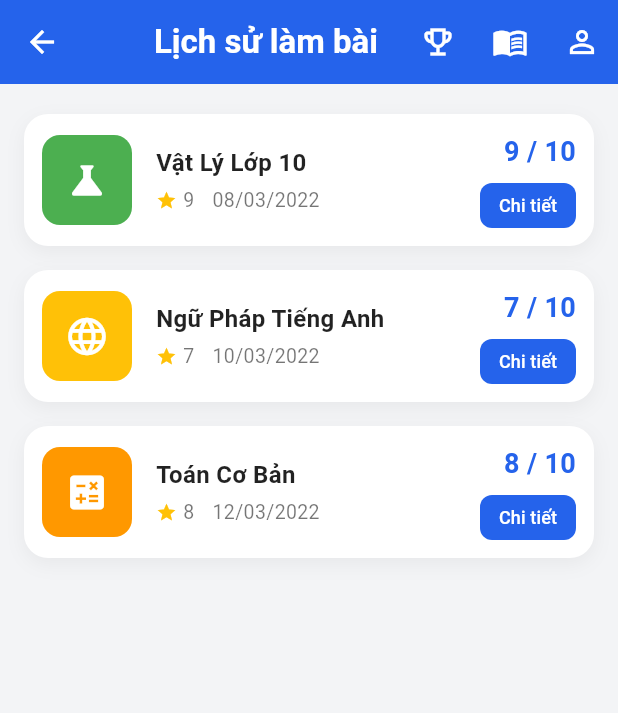
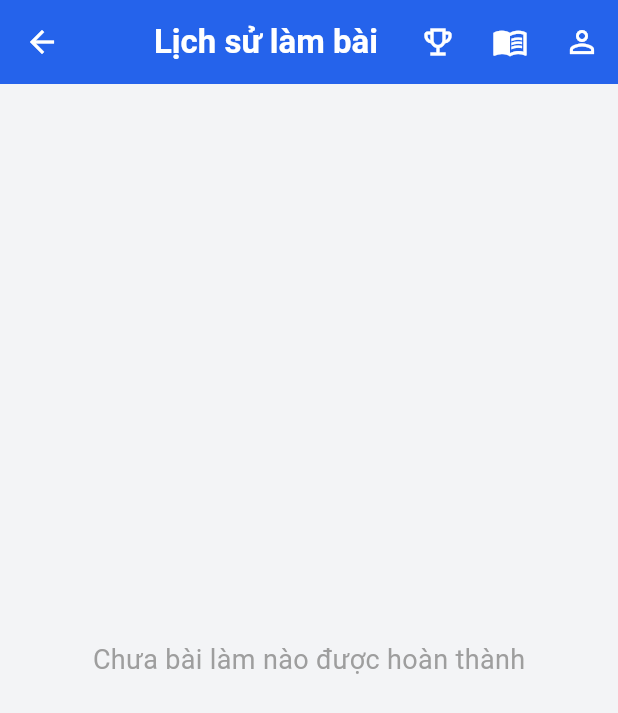
Before and after one commit to hungkinang/2026_3_LTTBDD_N02_Nhom_9, a Flutter app: the ProfileView screen opened directly, after a tap on "Lịch sử làm bài", on a phone screen of 412 x 824 dp. Shown: the top 713 px of the screen. Run offline on Flutter 3.47's test engine with Material 3 defaults, Android fonts, the phone set to English and light mode, and no system bars.

Commit message:
update history

```diff
--- a/lib/controllers/history_controller.dart
+++ b/lib/controllers/history_controller.dart
@@ -19,11 +19,11 @@ class HistoryController {
 
   double getAverageScore() {
     if (FakeDB.histories.isEmpty) return 0;
-    double sum = 0;
+    double total = 0;
     for (var h in FakeDB.histories) {
-      sum += h.score / h.total * 10;
+      total += (h.score / h.total) * 10;
     }
-    return sum / FakeDB.histories.length;
+    return total / FakeDB.histories.length;
   }
 
   int totalQuizDone() {
--- a/lib/data/fake_db.dart
+++ b/lib/data/fake_db.dart
@@ -7,37 +7,79 @@ class FakeDB {
   static List<UserModel> users = [
     UserModel(email: "admin@gmail.com", password: "123456"),
   ];
-  static List<HistoryModel> histories = [
-    HistoryModel(
-      title: "Toán Cơ Bản",
-      score: 8,
-      total: 10,
-      date: "12/03/2022",
+
+  static List<HistoryModel> histories = [];
+
+  static List<LeaderboardEntry> leaderboard = [
+    LeaderboardEntry(
+      rank: 1,
+      name: "Minh Nguyễn",
+      score: 2850,
+      quizCount: 45,
+      avatarColor: const Color(0xFF6C63FF),
     ),
-    HistoryModel(
-      title: "Ngữ Pháp Tiếng Anh",
-      score: 7,
-      total: 10,
-      date: "10/03/2022",
+    LeaderboardEntry(
+      rank: 2,
+      name: "Thảo Trần",
+      score: 2720,
+      quizCount: 42,
+      avatarColor: const Color(0xFFFF6B6B),
     ),
-    HistoryModel(
-      title: "Vật Lý Lớp 10",
-      score: 9,
-      total: 10,
-      date: "08/03/2022",
+    LeaderboardEntry(
+      rank: 3,
+      name: "Hùng Lê",
+      score: 2580,
+      quizCount: 38,
+      avatarColor: const Color(0xFF4ECDC4),
+    ),
+    LeaderboardEntry(
+      rank: 4,
+      name: "Linh Phạm",
+      score: 2430,
+      quizCount: 36,
+      avatarColor: const Color(0xFFFFE66D),
+    ),
+    LeaderboardEntry(
+      rank: 5,
+      name: "Đức Hoàng",
+      score: 2310,
+      quizCount: 34,
+      avatarColor: const Color(0xFFA8E6CF),
+    ),
+    LeaderboardEntry(
+      rank: 6,
+      name: "Hà Vũ",
+      score: 2150,
+      quizCount: 30,
+      avatarColor: const Color(0xFFFF8A5C),
+    ),
+    LeaderboardEntry(
+      rank: 7,
+      name: "Tuấn Đỗ",
+      score: 1980,
+      quizCount: 28,
+      avatarColor: const Color(0xFF88D8B0),
+    ),
+    LeaderboardEntry(
+      rank: 8,
+      name: "Mai Ngô",
+      score: 1850,
+      quizCount: 25,
+      avatarColor: const Color(0xFFCDB4DB),
+    ),
+    LeaderboardEntry(
+      rank: 9,
+      name: "Khoa Bùi",
+      score: 1720,
+      quizCount: 22,
+      avatarColor: const Color(0xFFFFC8DD),
+    ),
+    LeaderboardEntry(
+      rank: 10,
+      name: "Yến Lý",
+      score: 1590,
+      quizCount: 20,
+      avatarColor: const Color(0xFFBDE0FE),
     ),
   ];
-
-  static List<LeaderboardEntry> leaderboard = [
-    LeaderboardEntry(rank: 1, name: "Minh Nguyễn", score: 2850, quizCount: 45, avatarColor: const Color(0xFF6C63FF)),
-    LeaderboardEntry(rank: 2, name: "Thảo Trần", score: 2720, quizCount: 42, avatarColor: const Color(0xFFFF6B6B)),
-    LeaderboardEntry(rank: 3, name: "Hùng Lê", score: 2580, quizCount: 38, avatarColor: const Color(0xFF4ECDC4)),
-    LeaderboardEntry(rank: 4, name: "Linh Phạm", score: 2430, quizCount: 36, avatarColor: const Color(0xFFFFE66D)),
-    LeaderboardEntry(rank: 5, name: "Đức Hoàng", score: 2310, quizCount: 34, avatarColor: const Color(0xFFA8E6CF)),
-    LeaderboardEntry(rank: 6, name: "Hà Vũ", score: 2150, quizCount: 30, avatarColor: const Color(0xFFFF8A5C)),
-    LeaderboardEntry(rank: 7, name: "Tuấn Đỗ", score: 1980, quizCount: 28, avatarColor: const Color(0xFF88D8B0)),
-    LeaderboardEntry(rank: 8, name: "Mai Ngô", score: 1850, quizCount: 25, avatarColor: const Color(0xFFCDB4DB)),
-    LeaderboardEntry(rank: 9, name: "Khoa Bùi", score: 1720, quizCount: 22, avatarColor: const Color(0xFFFFC8DD)),
-    LeaderboardEntry(rank: 10, name: "Yến Lý", score: 1590, quizCount: 20, avatarColor: const Color(0xFFBDE0FE)),
-  ];
 }
--- a/lib/views/login_view.dart
+++ b/lib/views/login_view.dart
@@ -100,7 +100,9 @@ class _LoginViewState extends State<LoginView> {
                     } else {
                       ScaffoldMessenger.of(context).showSnackBar(
                         const SnackBar(
-                          content: Text("Sai tài khoản"),
+                          content: Text(
+                            "Sai tài khoản hoặc mật khẩu",
+                          ),
                         ),
                       );
                     }
--- a/lib/views/quiz_view.dart
+++ b/lib/views/quiz_view.dart
@@ -2,6 +2,7 @@ import 'dart:async';
 import 'package:flutter/material.dart';
 import '../models/quiz_model.dart';
 import '../models/question_model.dart';
+import '../controllers/history_controller.dart';
 import 'result_view.dart';
 
 class QuizView extends StatefulWidget {
@@ -23,7 +24,10 @@ class _QuizViewState extends State<QuizView> {
   @override
   void initState() {
     super.initState();
-    userAnswers = List.filled(widget.quiz.questions.length, null);
+    userAnswers = List.filled(
+      widget.quiz.questions.length,
+      null,
+    );
     startTimer();
   }
 
@@ -55,6 +59,14 @@ class _QuizViewState extends State<QuizView> {
   }
 
   void navigateToResult() {
+    final historyController = HistoryController();
+
+    historyController.addHistory(
+      widget.quiz.title,
+      score,
+      widget.quiz.questions.length,
+    );
+
     Navigator.pushReplacement(
       context,
       MaterialPageRoute(
@@ -70,8 +82,11 @@ class _QuizViewState extends State<QuizView> {
 
   @override
   Widget build(BuildContext context) {
-    Question currentQuestion = widget.quiz.questions[currentQuestionIndex];
-    double progress = (currentQuestionIndex + 1) / widget.quiz.questions.length;
+    Question currentQuestion =
+        widget.quiz.questions[currentQuestionIndex];
+    double progress =
+        (currentQuestionIndex + 1) /
+        widget.quiz.questions.length;
 
     return Scaffold(
       backgroundColor: Colors.grey.shade100,
@@ -79,7 +94,10 @@ class _QuizViewState extends State<QuizView> {
         backgroundColor: Colors.blue,
         elevation: 0,
         leading: IconButton(
-          icon: const Icon(Icons.arrow_back, color: Colors.white),
+          icon: const Icon(
+            Icons.arrow_back,
+            color: Colors.white,
+          ),
           onPressed: () => Navigator.pop(context),
         ),
         title: Text(
@@ -89,7 +107,10 @@ class _QuizViewState extends State<QuizView> {
         centerTitle: true,
         actions: [
           Container(
-            margin: const EdgeInsets.symmetric(vertical: 10, horizontal: 16),
+            margin: const EdgeInsets.symmetric(
+              vertical: 10,
+              horizontal: 16,
+            ),
             padding: const EdgeInsets.symmetric(horizontal: 12),
             decoration: BoxDecoration(
               color: Colors.white.withOpacity(0.2),
@@ -119,7 +140,12 @@ class _QuizViewState extends State<QuizView> {
               child: Container(
                 decoration: const BoxDecoration(
                   gradient: LinearGradient(
-                    colors: [Colors.green, Colors.yellow, Colors.orange, Colors.red],
+                    colors: [
+                      Colors.green,
+                      Colors.yellow,
+                      Colors.orange,
+                      Colors.red,
+                    ],
                   ),
                 ),
               ),
@@ -161,7 +187,8 @@ class _QuizViewState extends State<QuizView> {
                         onTap: () {
                           setState(() {
                             selectedAnswerIndex = index;
-                            userAnswers[currentQuestionIndex] = index;
+                            userAnswers[currentQuestionIndex] =
+                                index;
                           });
                         },
                         child: Container(
@@ -173,7 +200,9 @@ class _QuizViewState extends State<QuizView> {
                             color: selectedAnswerIndex == index
                                 ? Colors.blue.shade50
                                 : Colors.white,
-                            borderRadius: BorderRadius.circular(16),
+                            borderRadius: BorderRadius.circular(
+                              16,
+                            ),
                             border: Border.all(
                               color: selectedAnswerIndex == index
                                   ? Colors.blue
@@ -187,7 +216,9 @@ class _QuizViewState extends State<QuizView> {
                                 "${String.fromCharCode(65 + index)}. ",
                                 style: TextStyle(
                                   fontWeight: FontWeight.bold,
-                                  color: selectedAnswerIndex == index
+                                  color:
+                                      selectedAnswerIndex ==
+                                          index
                                       ? Colors.blue
                                       : Colors.black87,
                                 ),
@@ -196,7 +227,9 @@ class _QuizViewState extends State<QuizView> {
                                 child: Text(
                                   currentQuestion.options[index],
                                   style: TextStyle(
-                                    color: selectedAnswerIndex == index
+                                    color:
+                                        selectedAnswerIndex ==
+                                            index
                                         ? Colors.blue
                                         : Colors.black87,
                                     fontSize: 16,
@@ -220,10 +253,12 @@ class _QuizViewState extends State<QuizView> {
                   ? null
                   : () {
                       int currentScore = score;
-                      if (selectedAnswerIndex == currentQuestion.correctAnswerIndex) {
+                      if (selectedAnswerIndex ==
+                          currentQuestion.correctAnswerIndex) {
                         currentScore++;
                       }
-                      if (currentQuestionIndex < widget.quiz.questions.length - 1) {
+                      if (currentQuestionIndex <
+                          widget.quiz.questions.length - 1) {
                         setState(() {
                           score = currentScore;
                           currentQuestionIndex++;
```
